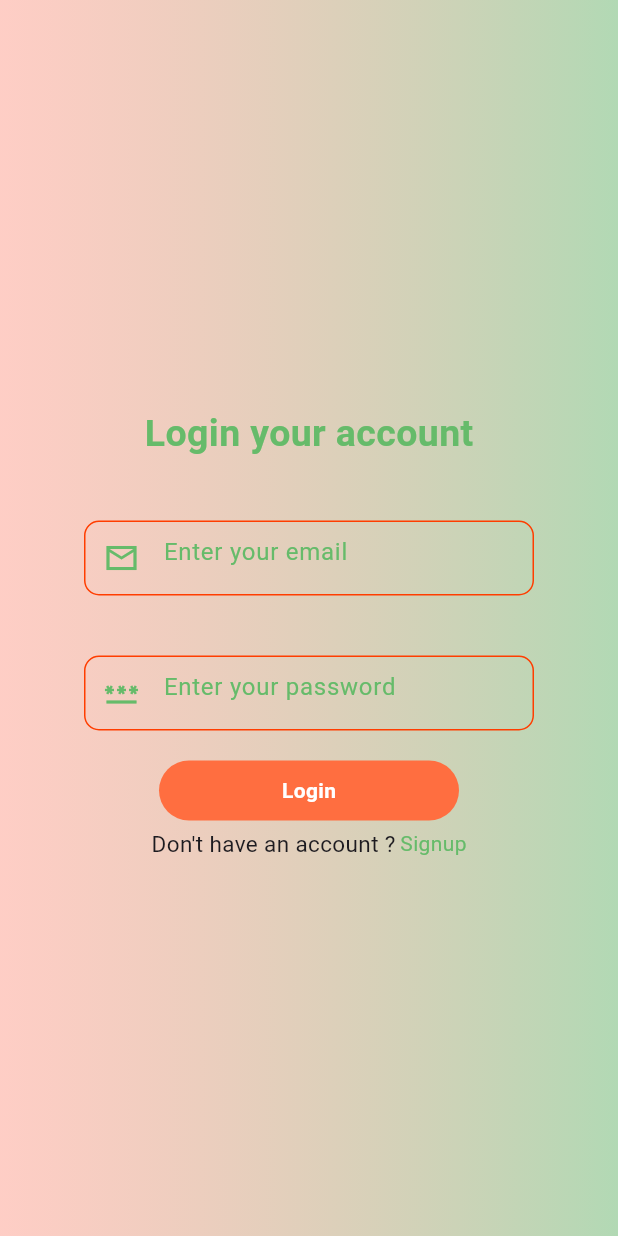
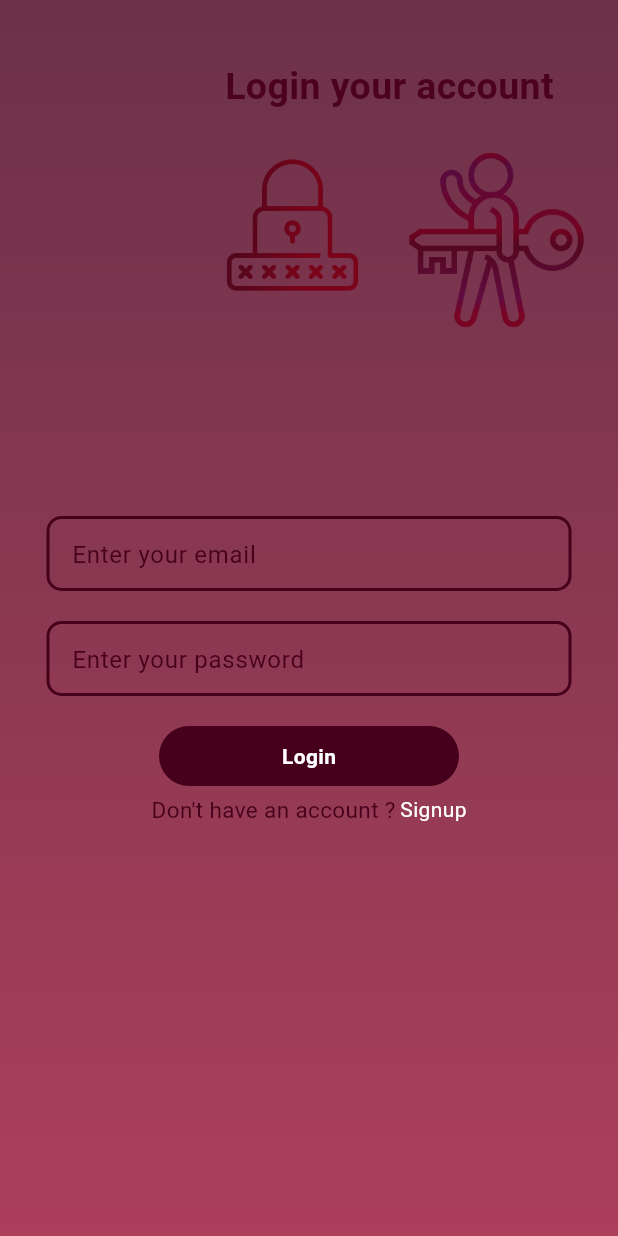
Before and after one commit to Hina-kazmi42/Onboarding, a Flutter app: the screen it shows after launch, after a tap on "Login", on a phone screen of 412 x 824 dp. Run offline on Flutter 3.47's test engine with Material 3 defaults, Android fonts, the light colour scheme and no system bars; our stand-ins replace animated_splash_screen, cloud_firestore, firebase_auth, firebase_core, flutter_spinkit, get and 2 more; accounts and stored records are empty; network calls fail.

Commit message:
update code

```diff
--- a/lib/auth-screen/login_screen.dart
+++ b/lib/auth-screen/login_screen.dart
@@ -14,152 +14,181 @@ class LoginScreen extends StatefulWidget {
 }
 
 class _LoginScreenState extends State<LoginScreen> {
-  TextEditingController   emailController=TextEditingController();
-  TextEditingController   passwordController=TextEditingController();
-  bool isLoading=false;
-  Future<void> Login()async {
+  TextEditingController emailController = TextEditingController();
+  TextEditingController passwordController = TextEditingController();
+  bool isLoading = false;
+  Future<void> Login() async {
     isLoading = true;
-    await FirebaseAuth.instance.signInWithEmailAndPassword
-      (email: emailController.text.trim(),
-        password: passwordController.text.trim()).then((onValue) {
+    await FirebaseAuth.instance
+        .signInWithEmailAndPassword(
+            email: emailController.text.trim(),
+            password: passwordController.text.trim())
+        .then((onValue) {
       isLoading = false;
-      setState(() {
-
-      });
+      setState(() {});
 
       Get.snackbar('Successfully', 'Your account login',
 
-          backgroundColor:Colors.deepOrangeAccent.withOpacity(.8) ,
           snackPosition: SnackPosition.TOP,
           duration: Duration(seconds: 1),
-          icon: Icon(Icons.thumb_up,color: Colors.green.shade600,)
-
-
-      );
+          icon: Icon(
+            Icons.thumb_up,
+            color: Colors.green.shade600,
+          ));
 
       Get.to(() => HomeScreen());
-
-    }).onError( (error,handleError){
-      isLoading=false;
-      setState(() {
-
+    }).onError((error, handleError) {
+      isLoading = false;
+      setState(() {});
+      Get.snackbar('Error', '$error',
+          backgroundColor: Colors.white.withOpacity(.8),
+          snackPosition: SnackPosition.BOTTOM,
+          duration: Duration(seconds: 2),
+          icon: Icon(
+            Icons.error,
+            color: Colors.red,
+          ));
     });
-      Get.snackbar('Error', '$error',
-        backgroundColor:Colors.blue.withOpacity(.5) ,
-          snackPosition: SnackPosition.BOTTOM,
-          duration: Duration(seconds: 1),
-          icon: Icon(Icons.error,color: Colors.red,)
-
-      );
-
-    });
-
-
   }
 
   @override
   Widget build(BuildContext context) {
     return Scaffold(
-      body: Container(
+        body: Stack(
+          children:[
+            SizedBox(
+              height: 20,
+            ),
+            Padding(
+              padding: const EdgeInsets.only(left: 150,top: 40),
+              child: Text(
+                'Login your account',
+                style: TextStyle(
+                    fontWeight: FontWeight.bold,
+                    fontSize: 25,
+                    color: Color(0xff47001c )),
+              ),
+            ),
+            Padding(
+              padding: const EdgeInsets.only(left: 120,top: 100),
+              child: Image(image: AssetImage('lib/assets/password.png'),height: 100,width: 150,),
+            ),
+            Padding(
+              padding: const EdgeInsets.only(left: 250,top: 100),
+              child: Image(image: AssetImage('lib/assets/key.png'),height: 120,width: 200,),
+            ),
+
+
+            Container(
                 decoration: BoxDecoration(
-            gradient: LinearGradient(colors:
-            [
-
-              Colors.deepOrangeAccent.shade200.withOpacity(0.3),
-              Colors.green.shade400.withOpacity(0.5),
-            ]
-
-            )
-        ),
+            gradient: LinearGradient(colors: [
+          Color(0xff47001c).withOpacity(.8),
+          Color(0xff971132).withOpacity(.8),
+                ], begin: Alignment.topRight, end: Alignment.bottomRight)),
                 child: Center(
           child: Column(
             mainAxisAlignment: MainAxisAlignment.center,
             children: [
-            SizedBox(height: 20,),
 
-            Text('Login your account',style: TextStyle(fontWeight: FontWeight.bold,fontSize: 25,color: Colors.green.shade400),),
-
-            Padding(padding: EdgeInsets.only(left: 30,right: 30,top: 40,bottom: 20),
+              Padding(
+                padding:
+                    EdgeInsets.only(left: 30, right: 30, top: 70, ),
                 child: Container(
                   height: 50,
-                width: 300,
+                  width: 350,
                   decoration: BoxDecoration(
-                  border: Border.all(color: Colors.deepOrangeAccent.shade400),
-
+                    border: Border.all(color: Color(0xff47001c ),width: 2),
                     borderRadius: BorderRadius.circular(10),
-
                   ),
+                  child: Padding(
+                    padding: const EdgeInsets.only(left: 15),
                     child: TextFormField(
                       controller: emailController,
                       decoration: InputDecoration(
                         hintText: 'Enter your email',
-                      hintStyle: TextStyle(color: Colors.green.shade400),
-                      prefixIcon: Icon(Icons.mail_outline_sharp,color: Colors.green.shade400,),
+                        hintStyle: TextStyle(color: Color(0xff47001c )),
                         border: InputBorder.none,
                       ),
-
                     ),
-              ),),
-            Padding(padding: EdgeInsets.only(left: 30,right: 30,top: 20,bottom: 20),
+                  ),
+                ),
+              ),
+              Padding(
+                padding:
+                    EdgeInsets.only(left: 30, right: 30, top: 20, bottom: 20),
                 child: Container(
                   height: 50,
-                width: 300,
+                  width: 350,
                   decoration: BoxDecoration(
-                  border: Border.all(color: Colors.deepOrangeAccent.shade400),
-
+                    border: Border.all(color: Color(0xff47001c ),width: 2),
                     borderRadius: BorderRadius.circular(10),
                   ),
+                  child: Padding(
+                    padding: const EdgeInsets.only(left: 15),
                     child: TextFormField(
                       obscureText: true,
-
                       controller: passwordController,
                       decoration: InputDecoration(
                         hintText: 'Enter your password',
-                      hintStyle: TextStyle(color: Colors.green.shade400),
-                      prefixIcon: Icon(Icons.password_outlined,color: Colors.green.shade400,),
+                        hintStyle: TextStyle(color: Color(0xff47001c )),
                         border: InputBorder.none,
                       ),
                     ),
-              ),),
-           isLoading?CircularProgressIndicator(): InkWell(
+                  ),
+                ),
+              ),
+              isLoading
+                  ? CircularProgressIndicator()
+                  : InkWell(
                       onTap: () {
                         Login();
-
-
-
                       },
                       child: Container(
-
                         height: 40,
                         width: 200,
                         decoration: BoxDecoration(
-                    color: Colors.deepOrangeAccent.shade200,
-                    borderRadius: BorderRadius.circular(100)
+                            color: Color(0xff47001c ),
+                            borderRadius: BorderRadius.circular(100)),
+                        child: Center(
+                          child: Text(
+                            'Login',
+                            style: TextStyle(
+                                color: Colors.white, fontWeight: FontWeight.bold),
                           ),
-                child: Center(child: Text('Login',style: TextStyle(color: Colors.white,fontWeight: FontWeight.bold),),
-                ),),
                         ),
-              SizedBox(height: 5,),
+                      ),
+                    ),
+              SizedBox(
+                height: 5,
+              ),
               Row(
                 mainAxisAlignment: MainAxisAlignment.center,
                 children: [
-                  Text('Don\'t have an account ?',style: TextStyle(fontSize: 15),),
-                  SizedBox(width: 3,),
-
+                  Text(
+                    'Don\'t have an account ?',
+                    style: TextStyle(fontSize: 15,color: Color(0xff47001c )),
+                  ),
+                  SizedBox(
+                    width: 3,
+                  ),
                   GestureDetector(
-                    onTap: (){
-                      Get.to(()=>SigninScreen());
+                    onTap: () {
+                      Get.to(() => SigninScreen());
                     },
-                    child: Text('Signup',style: TextStyle(color:
-                    Colors.green.shade400),),
+                    child: Text(
+                      'Signup',
+                      style: TextStyle(color: Colors.white),
+                    ),
                   )
                 ],
               ),
+            ],
+          ),
+                ),
+              ),
+          ]
 
-            ],),
-        ),
         )
-
     );
   }
 }
--- a/lib/auth-screen/signin_screen.dart
+++ b/lib/auth-screen/signin_screen.dart
@@ -16,6 +16,8 @@ class SigninScreen extends StatefulWidget {
 class _SigninScreenState extends State<SigninScreen> {
   TextEditingController emailController = TextEditingController();
   TextEditingController passwordController = TextEditingController();
+  TextEditingController nameController = TextEditingController();
+  TextEditingController confirmPasswordController = TextEditingController();
   bool isLoading = false;
 
   Future<void> registration() async {
@@ -34,7 +36,7 @@ class _SigninScreenState extends State<SigninScreen> {
 
       });
       Get.snackbar('Congratulations', 'Your account successfully created',
-          backgroundColor:Colors.blue.withOpacity(.5) ,
+          backgroundColor:Colors.white.withOpacity(.5) ,
           snackPosition: SnackPosition.TOP,
           duration: Duration(seconds: 1),
           icon: Icon(Icons.thumb_up,color: Colors.green,)
@@ -48,7 +50,7 @@ class _SigninScreenState extends State<SigninScreen> {
 
       Get.snackbar('Error:', '$error',
         snackPosition: SnackPosition.BOTTOM,
-        backgroundColor: Colors.blue.withOpacity(.5),
+        backgroundColor: Colors.white.withOpacity(.5),
         duration: Duration(seconds: 2),
         dismissDirection: DismissDirection.horizontal,
         icon: Icon(Icons.error_outline_outlined, color: Colors.red,),
@@ -63,21 +65,32 @@ class _SigninScreenState extends State<SigninScreen> {
   @override
   Widget build(BuildContext context) {
     return Scaffold(
-      appBar: AppBar(
-        backgroundColor: Colors.green.shade400,
-        title: Text('Registration',style: GoogleFonts.dangrek(color: Colors.white,fontSize: 20),),
-        centerTitle: true,
+
+
+
+      body:Stack (
+        children:[
+          Padding(
+            padding: const EdgeInsets.only(left: 150,top: 10),
+            child: Text('Registeration', style: GoogleFonts.tauri(fontWeight: FontWeight.w800,fontSize: 30,color: Colors.black),),
           ),
 
+          Padding(
+            padding: const EdgeInsets.only(left: 150,top: 100),
+            child: Image(image: AssetImage('lib/assets/website.png'),height: 150,width: 150,),
+          ),
+          Container(
 
-      body: Container(
           decoration: BoxDecoration(
               gradient: LinearGradient(colors:
               [
 
-              Colors.deepOrangeAccent.shade200.withOpacity(0.3),
-              Colors.green.shade400.withOpacity(0.5),
-            ]
+                Color(0xff47001c ).withOpacity(.8),
+                Color(0xff971132 ).withOpacity(.8),
+              ],
+                begin: Alignment.topRight,
+                end: Alignment.bottomRight
+
 
               )
           ),
@@ -85,24 +98,75 @@ class _SigninScreenState extends State<SigninScreen> {
             child: Column(
               mainAxisAlignment: MainAxisAlignment.center,
               children: [
-            SizedBox(height: 40,),
+              SizedBox(height: 150,),
                 Padding(
                   padding: const EdgeInsets.symmetric(horizontal: 20),
                   child: Container(
                     height: 40,
-                  width: 300,
+                    width: 350,
                     decoration: BoxDecoration(
                         borderRadius: BorderRadius.circular(10),
-                    border: Border.all(color: Colors.deepOrangeAccent.shade400)
+                        border: Border.all(color:Color(0xff47001c ),width: 2)
                     ),
+                    child: Padding(
+                      padding: const EdgeInsets.only(left: 10,bottom: 10),
+                      child: TextFormField(
+                        controller: nameController,
+                        decoration: InputDecoration(
+                            hintText: 'Enter your full name',
+                            hintStyle: TextStyle(color: Color(0xff47001c )),
+                            border: InputBorder.none
+
+                        ),
+                      ),
+                    ),
+                  ),
+                ),
+                SizedBox(height: 20,),
+                Padding(
+                  padding: const EdgeInsets.symmetric(horizontal: 20),
+                  child: Container(
+                    height: 40,
+                    width: 350,
+                    decoration: BoxDecoration(
+                        borderRadius: BorderRadius.circular(10),
+                        border: Border.all(color:Color(0xff47001c ),width: 2)
+                    ),
+                    child: Padding(
+                      padding: const EdgeInsets.only(left: 10,bottom: 10),
                       child: TextFormField(
                         controller: emailController,
                         decoration: InputDecoration(
                             hintText: 'Enter Your Email',
-                      hintStyle: TextStyle(color: Colors.green.shade400),
-                      prefixIcon: Icon(Icons.mail_lock,color: Colors.green.shade400,),
+                            hintStyle: TextStyle(color: Color(0xff47001c )),
                             border: InputBorder.none
 
+                        ),
+                      ),
+                    ),
+                  ),
+                ),
+                SizedBox(height: 20,),
+                Padding(
+                  padding: const EdgeInsets.symmetric(horizontal: 20),
+                  child: Container(
+                    height: 40,
+                    width: 350,
+                    decoration: BoxDecoration(
+                      borderRadius: BorderRadius.circular(10),
+                      border: Border.all(color: Color(0xff47001c ),width: 2)
+                    ),
+                    child: Padding(
+                      padding: const EdgeInsets.only(left: 10,bottom: 10),
+                      child: TextFormField(
+                        controller: passwordController,
+                        obscureText: true,
+                        decoration: InputDecoration(
+                          hintText: 'Enter your password',
+                          hintStyle: TextStyle(color: Color(0xff47001c )),
+                          border: InputBorder.none
+
+                        ),
                       ),
                     ),
                   ),
@@ -113,22 +177,23 @@ class _SigninScreenState extends State<SigninScreen> {
                   padding:  EdgeInsets.symmetric(horizontal: 20),
                   child: Container(
                     height: 40,
-                  width: 300,
+                    width: 350,
                     decoration:BoxDecoration(
-                    border: Border.all(color: Colors.deepOrangeAccent.shade400),
+                      border: Border.all(color: Color(0xff47001c ),width: 2),
                       borderRadius: BorderRadius.circular(10)
                     ),
+                    child: Padding(
+                      padding: const EdgeInsets.only(left: 10,bottom: 10),
                       child: TextFormField(
 
-                    controller: passwordController,
+                        controller: confirmPasswordController,
                         obscureText: true,
                         decoration: InputDecoration(
-
-                      hintText: 'Enter Your Password',
-                      hintStyle: TextStyle(color: Colors.green.shade400),
-                      prefixIcon: Icon(Icons.password_outlined,color: Colors.green.shade400,),
+                          hintText: 'Enter your confirm password',
+                          hintStyle: TextStyle(color: Color(0xff47001c )),
                             border: InputBorder.none
 
+                        ),
                       ),
                     ),
                   ),
@@ -145,7 +210,8 @@ class _SigninScreenState extends State<SigninScreen> {
                    height: 40,
                    width: 200,
                    decoration: BoxDecoration(
-                     color: Colors.deepOrangeAccent.shade200,
+                       color:   Color(0xff47001c ),
+
                        borderRadius: BorderRadius.circular(100)
                    ),
                    child: Center(child: Text('Register',style: TextStyle(color: Colors.white,fontWeight: FontWeight.bold),),
@@ -156,25 +222,28 @@ class _SigninScreenState extends State<SigninScreen> {
                 Row(
                   mainAxisAlignment: MainAxisAlignment.center,
                   children: [
-                  Text('Already have an account ?',style: TextStyle(fontSize: 15),),
+                    Text('Already have an account ?',style: TextStyle(fontSize: 15,color:Color(0xff47001c )),),
                     SizedBox(width: 3,),
 
                 GestureDetector(
                   onTap: (){
                     Get.to(()=>LoginScreen());
                   },
-                child: Text('Login',style: TextStyle(color:
-                Colors.green.shade400),),
+                  child: Text('Login',style: TextStyle(color: Colors.white
+                   ),),
                 )
                   ],
                 ),
 
 
+
             ],
               ),
           ),
-      )
-      ,
+        ),
+        ],
+      ),
+
     );
   }
 }
--- a/lib/starting-screen/splash-screen.dart
+++ b/lib/starting-screen/splash-screen.dart
@@ -67,8 +67,8 @@ class _SplashScreenState extends State<SplashScreen> with SingleTickerProviderSt
                     decoration: BoxDecoration(
                         gradient: LinearGradient(colors:  [
 
-                          Color(0xff734b6d),
-                          Color(0xff42275a ),
+                          Color(0xff47001c ),
+                          Color(0xff971132 ),
                         ],
 
                           begin: _topAlignment.value,
@@ -100,9 +100,11 @@ class _SplashScreenState extends State<SplashScreen> with SingleTickerProviderSt
                , nextScreen:  SigninScreen(),
                splashIconSize: 3000,
               duration:10000,
-               backgroundColor: Colors.green.withOpacity(0.3),
+               backgroundColor: Color(0xffAF1740).withOpacity(.8)
 
-             )
+
+
+               )
              )),
             Expanded(child: AnimatedBuilder(
                 animation: _controller,
@@ -111,8 +113,8 @@ class _SplashScreenState extends State<SplashScreen> with SingleTickerProviderSt
 
                     decoration: BoxDecoration(
                         gradient: LinearGradient(colors:  [
-                          Colors.green.withOpacity(0.8),
-                          Colors.red.shade900.withOpacity(0.8),
+                          Color(0xff47001c ),
+                          Color(0xff971132 ),
                         ],
                           begin: _bottomAlignment.value,
                           end: _topAlignment.value,
```
Also changed, not shown: lib/home-screen/home_screen.dart (+15 -11 lines), lib/home-screen/insertdata-screen/insert-data.dart (+69 -69 lines), lib/home-screen/update-screen/update-data.dart (+15 -19 lines), lib/assets/key.png (added), lib/assets/password.png (added), lib/assets/website.png (added). Lines whose indentation alone changed are shown as unchanged.
